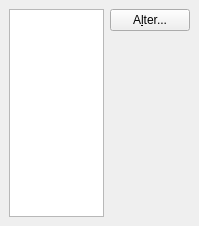
Before: the Qt Designer form src/frontends/qt4/ui/PrefColorsUi.ui in rpavlik/lyx-lucid-backport, drawn with Qt 5.
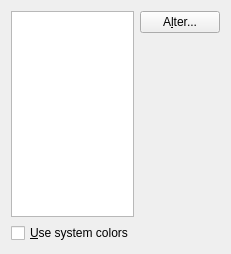
After: the same form once the commit is applied.

What changed in the file:
```diff
--- a/src/frontends/qt4/ui/PrefColorsUi.ui
+++ b/src/frontends/qt4/ui/PrefColorsUi.ui
@@ -5,26 +5,18 @@
    <rect>
     <x>0</x>
     <y>0</y>
-    <width>199</width>
-    <height>226</height>
+    <width>231</width>
+    <height>254</height>
    </rect>
   </property>
   <property name="windowTitle" >
    <string/>
   </property>
   <layout class="QGridLayout" >
-   <property name="margin" >
-    <number>9</number>
-   </property>
-   <property name="spacing" >
-    <number>6</number>
-   </property>
    <item rowspan="2" row="0" column="0" >
     <widget class="QListWidget" name="lyxObjectsLW" >
      <property name="sizePolicy" >
-      <sizepolicy>
-       <hsizetype>5</hsizetype>
-       <vsizetype>7</vsizetype>
+      <sizepolicy vsizetype="Expanding" hsizetype="Preferred" >
        <horstretch>0</horstretch>
        <verstretch>0</verstretch>
       </sizepolicy>
@@ -64,6 +56,13 @@
      </property>
     </spacer>
    </item>
+   <item row="2" column="0" colspan="2" >
+    <widget class="QCheckBox" name="syscolorsCB" >
+     <property name="text" >
+      <string>&amp;Use system colors</string>
+     </property>
+    </widget>
+   </item>
   </layout>
  </widget>
  <includes>
```
Left out of the diff: 4 changed lines with no effect on the pictures.
